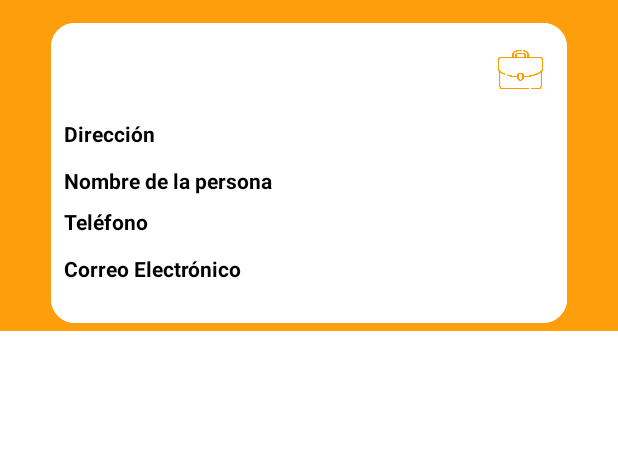
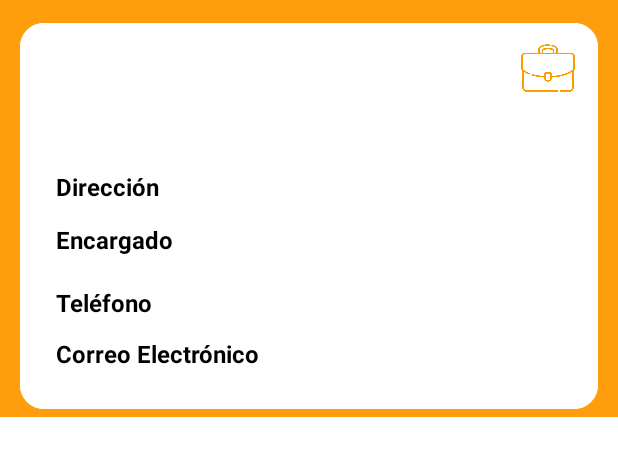
Before and after one commit to RodolfoCuevasJimenez/Buldify, an Android app: the layout item_servicio.xml on its own in the app's theme, with its tools: preview values and no code run, on a phone screen of 412 x 824 dp. Shown: the top 456 px of the screen. Run offline under Robolectric (Android 15) with nearby library versions, the phone set to English and light mode, and no system bars.

Commit message:
Pantallas Visualizacion_inc_eva_obs y busquedaServicio version final.

```diff
--- a/app/src/main/java/cr/una/buildify/servicios/ServiciosAdapter.kt
+++ b/app/src/main/java/cr/una/buildify/servicios/ServiciosAdapter.kt
@@ -28,9 +28,9 @@ class ServiciosAdapter(private val servicios: List<Servicio>) : RecyclerView.Ada
 
         fun bind(servicio: Servicio) {
             itemView.findViewById<TextView>(R.id.tvTituloServicio).text = servicio.titulo
-            itemView.findViewById<TextView>(R.id.tvDescripcion1).text = servicio.descripcion
-            itemView.findViewById<TextView>(R.id.tvFecha).text = servicio.direccion
-            itemView.findViewById<TextView>(R.id.tvEtapa).text = servicio.nombrePersona
+            itemView.findViewById<TextView>(R.id.tvDescripcion).text = servicio.descripcion
+            itemView.findViewById<TextView>(R.id.tvDireccion).text = servicio.direccion
+            itemView.findViewById<TextView>(R.id.tvEncargado).text = servicio.nombrePersona
             itemView.findViewById<TextView>(R.id.tvTelefono).text = servicio.telefono
             itemView.findViewById<TextView>(R.id.tvCorreo).text = servicio.correoElectronico
         }
--- a/app/src/main/java/cr/una/buildify/visualizacionInc_eva_obs/VisualizacionAdapter.kt
+++ b/app/src/main/java/cr/una/buildify/visualizacionInc_eva_obs/VisualizacionAdapter.kt
@@ -4,7 +4,6 @@ import android.content.ContentValues.TAG
 import android.util.Log
 import android.view.LayoutInflater
 import android.view.View
-import android.view.View.INVISIBLE
 import android.view.ViewGroup
 import android.widget.Button
 import android.widget.EditText
@@ -84,14 +83,14 @@ class VisualizacionAdapter(private val visualizacionList: MutableList<Visualizac
         val mltObservaciones = itemView.findViewById<EditText>(R.id.mltObservaciones)
 
         fun bind(visualizacion: Visualizacion) {
-            itemView.findViewById<TextView>(R.id.tvEtapa).text = visualizacion.etapa
+            itemView.findViewById<TextView>(R.id.tvEncargado).text = visualizacion.etapa
             itemView.findViewById<TextView>(R.id.tvDescripcionV).text = visualizacion.descripcion
             val timestamp: Timestamp? = visualizacion.fecha
             if (timestamp != null) {
                 val date: Date = timestamp.toDate()
                 val formatter = SimpleDateFormat("dd/MM/yyyy", Locale.getDefault())
                 val dateString = formatter.format(date)
-                itemView.findViewById<TextView>(R.id.tvFecha).text = dateString
+                itemView.findViewById<TextView>(R.id.tvDireccion).text = dateString
             }
 
 
--- a/app/src/main/res/layout/activity_buscar_servicios.xml
+++ b/app/src/main/res/layout/activity_buscar_servicios.xml
@@ -36,7 +36,7 @@
         android:outlineSpotShadowColor="#F69100"
         android:radius="30dp"
         android:shape="rectangle"
-        android:textAlignment="center"
+        android:textAlignment="textStart"
         android:textColor="@color/black"
         android:textColorHint="#7C7777"
         android:textSize="20sp"
--- a/app/src/main/res/layout/item_servicio.xml
+++ b/app/src/main/res/layout/item_servicio.xml
@@ -10,8 +10,8 @@
 
     <LinearLayout
         android:id="@+id/llServicios"
-        android:layout_width="344dp"
-        android:layout_height="200dp"
+        android:layout_width="385dp"
+        android:layout_height="257dp"
         android:layout_marginLeft="8dp"
         android:layout_marginTop="15dp"
         android:layout_marginRight="8dp"
@@ -35,126 +35,134 @@
                 android:layout_width="wrap_content"
                 android:layout_height="wrap_content"
                 android:textColor="@color/black"
+                android:textSize="16sp"
                 android:textStyle="bold"
                 app:layout_constraintBottom_toBottomOf="parent"
                 app:layout_constraintEnd_toEndOf="parent"
-                app:layout_constraintHorizontal_bias="0.112"
+                app:layout_constraintHorizontal_bias="0.072"
                 app:layout_constraintStart_toStartOf="parent"
                 app:layout_constraintTop_toTopOf="parent"
-                app:layout_constraintVertical_bias="0.088"
+                app:layout_constraintVertical_bias="0.11"
                 tools:ignore="TextSizeCheck" />
 
             <TextView
-                android:id="@+id/tvDescripcion1"
+                android:id="@+id/tvDescripcion"
                 android:layout_width="wrap_content"
                 android:layout_height="wrap_content"
                 android:layout_marginBottom="104dp"
                 android:textColor="@color/black"
+                android:textSize="16sp"
                 app:layout_constraintBottom_toBottomOf="parent"
                 app:layout_constraintEnd_toEndOf="@+id/tvTituloServicio"
                 app:layout_constraintHorizontal_bias="0.0"
                 app:layout_constraintStart_toStartOf="@+id/tvTituloServicio"
                 app:layout_constraintTop_toBottomOf="@+id/tvTituloServicio"
-                app:layout_constraintVertical_bias="0.093"
+                app:layout_constraintVertical_bias="0.112"
                 tools:ignore="TextSizeCheck" />
 
             <TextView
-                android:id="@+id/tvEtapa"
+                android:id="@+id/tvEncargado"
                 android:layout_width="wrap_content"
                 android:layout_height="wrap_content"
-                android:layout_marginStart="4dp"
+                android:layout_marginStart="8dp"
                 android:textColor="@color/black"
-                app:layout_constraintBottom_toBottomOf="@+id/tvEtapa1"
-                app:layout_constraintStart_toEndOf="@+id/tvEtapa1"
-                app:layout_constraintTop_toTopOf="@+id/tvEtapa1"
+                android:textSize="16sp"
+                app:layout_constraintBottom_toBottomOf="@+id/tvEncargado1"
+                app:layout_constraintStart_toEndOf="@+id/tvEncargado1"
+                app:layout_constraintTop_toTopOf="@+id/tvEncargado1"
                 app:layout_constraintVertical_bias="0.0"
                 tools:ignore="TextSizeCheck" />
 
             <TextView
-                android:id="@+id/tvDescripcionV1"
+                android:id="@+id/tvTelefono1"
                 android:layout_width="wrap_content"
                 android:layout_height="wrap_content"
-                android:layout_marginTop="8dp"
+                android:layout_marginTop="20dp"
                 android:text="@string/telefono"
                 android:textColor="@color/black"
+                android:textSize="16sp"
                 android:textStyle="bold"
-                app:layout_constraintEnd_toEndOf="@+id/tvEtapa1"
+                app:layout_constraintEnd_toEndOf="@+id/tvEncargado1"
                 app:layout_constraintHorizontal_bias="0.0"
-                app:layout_constraintStart_toStartOf="@+id/tvEtapa1"
-                app:layout_constraintTop_toBottomOf="@+id/tvEtapa1"
+                app:layout_constraintStart_toStartOf="@+id/tvEncargado1"
+                app:layout_constraintTop_toBottomOf="@+id/tvEncargado1"
                 tools:ignore="TextSizeCheck" />
 
             <TextView
-                android:id="@+id/tvEtapa1"
+                android:id="@+id/tvEncargado1"
                 android:layout_width="wrap_content"
                 android:layout_height="wrap_content"
                 android:layout_marginTop="12dp"
                 android:text="@string/nombrePersona"
                 android:textColor="@color/black"
+                android:textSize="16sp"
                 android:textStyle="bold"
                 app:layout_constraintBottom_toBottomOf="parent"
-                app:layout_constraintEnd_toEndOf="@+id/tvFecha1"
+                app:layout_constraintEnd_toEndOf="@+id/tvDireccion1"
                 app:layout_constraintHorizontal_bias="0.0"
-                app:layout_constraintStart_toStartOf="@+id/tvFecha1"
-                app:layout_constraintTop_toBottomOf="@+id/tvFecha1"
-                app:layout_constraintVertical_bias="0.0"
+                app:layout_constraintStart_toStartOf="@+id/tvDireccion1"
+                app:layout_constraintTop_toBottomOf="@+id/tvDireccion1"
+                app:layout_constraintVertical_bias="0.015"
                 tools:ignore="TextSizeCheck" />
 
             <TextView
-                android:id="@+id/tvFecha1"
+                android:id="@+id/tvDireccion1"
                 android:layout_width="wrap_content"
                 android:layout_height="wrap_content"
                 android:layout_marginBottom="72dp"
                 android:text="@string/direccion"
                 android:textColor="@color/black"
+                android:textSize="16sp"
                 android:textStyle="bold"
                 app:layout_constraintBottom_toBottomOf="parent"
-                app:layout_constraintEnd_toEndOf="@+id/tvDescripcion1"
-                app:layout_constraintHorizontal_bias="0.0"
-                app:layout_constraintStart_toStartOf="@+id/tvDescripcion1"
-                app:layout_constraintTop_toBottomOf="@+id/tvDescripcion1"
-                app:layout_constraintVertical_bias="0.107"
+                app:layout_constraintEnd_toEndOf="parent"
+                app:layout_constraintHorizontal_bias="0.075"
+                app:layout_constraintStart_toStartOf="parent"
+                app:layout_constraintTop_toBottomOf="@+id/tvDescripcion"
+                app:layout_constraintVertical_bias="0.226"
                 tools:ignore="TextSizeCheck" />
 
             <TextView
-                android:id="@+id/tvFecha"
+                android:id="@+id/tvDireccion"
                 android:layout_width="wrap_content"
                 android:layout_height="wrap_content"
                 android:layout_marginStart="8dp"
                 android:textColor="@color/black"
-                app:layout_constraintBottom_toBottomOf="@+id/tvFecha1"
+                app:layout_constraintBottom_toBottomOf="@+id/tvDireccion1"
                 app:layout_constraintEnd_toEndOf="parent"
                 app:layout_constraintHorizontal_bias="0.0"
-                app:layout_constraintStart_toEndOf="@+id/tvFecha1"
-                app:layout_constraintTop_toTopOf="@+id/tvFecha1"
+                app:layout_constraintStart_toEndOf="@+id/tvDireccion1"
+                app:layout_constraintTop_toTopOf="@+id/tvDireccion1"
                 app:layout_constraintVertical_bias="0.0"
                 tools:ignore="TextSizeCheck" />
 
             <TextView
-                android:id="@+id/tvObservaciones1"
+                android:id="@+id/tvCorreo1"
                 android:layout_width="wrap_content"
                 android:layout_height="wrap_content"
                 android:layout_marginTop="12dp"
                 android:text="@string/correo"
                 android:textColor="@color/black"
+                android:textSize="16sp"
                 android:textStyle="bold"
-                app:layout_constraintEnd_toEndOf="@+id/tvDescripcionV1"
+                app:layout_constraintEnd_toEndOf="@+id/tvTelefono1"
                 app:layout_constraintHorizontal_bias="0.0"
-                app:layout_constraintStart_toStartOf="@+id/tvDescripcionV1"
-                app:layout_constraintTop_toBottomOf="@+id/tvDescripcionV1"
+                app:layout_constraintStart_toStartOf="@+id/tvTelefono1"
+                app:layout_constraintTop_toBottomOf="@+id/tvTelefono1"
                 tools:ignore="TextSizeCheck" />
 
             <TextView
                 android:id="@+id/tvCorreo"
-                android:layout_width="wrap_content"
-                android:layout_height="wrap_content"
+                android:layout_width="218dp"
+                android:layout_height="34dp"
                 android:layout_marginStart="4dp"
                 android:textColor="@color/black"
-                app:layout_constraintBottom_toBottomOf="@+id/tvObservaciones1"
+                android:textSize="16sp"
+                app:layout_constraintBottom_toBottomOf="@+id/tvCorreo1"
                 app:layout_constraintEnd_toEndOf="parent"
-                app:layout_constraintHorizontal_bias="0.07"
-                app:layout_constraintStart_toEndOf="@+id/tvObservaciones1"
-                app:layout_constraintTop_toTopOf="@+id/tvObservaciones1"
+                app:layout_constraintHorizontal_bias="0.318"
+                app:layout_constraintStart_toEndOf="@+id/tvCorreo1"
+                app:layout_constraintTop_toTopOf="@+id/tvCorreo1"
                 app:layout_constraintVertical_bias="0.0"
                 tools:ignore="TextSizeCheck" />
 
@@ -163,24 +171,25 @@
                 android:layout_width="wrap_content"
                 android:layout_height="wrap_content"
                 android:textColor="@color/black"
-                app:layout_constraintBottom_toBottomOf="@+id/tvDescripcionV1"
+                android:textSize="16sp"
+                app:layout_constraintBottom_toBottomOf="@+id/tvTelefono1"
                 app:layout_constraintEnd_toEndOf="parent"
                 app:layout_constraintHorizontal_bias="0.025"
-                app:layout_constraintStart_toEndOf="@+id/tvDescripcionV1"
-                app:layout_constraintTop_toTopOf="@+id/tvDescripcionV1"
+                app:layout_constraintStart_toEndOf="@+id/tvTelefono1"
+                app:layout_constraintTop_toTopOf="@+id/tvTelefono1"
                 tools:ignore="TextSizeCheck" />
 
             <ImageView
                 android:id="@+id/ivServicios"
-                android:layout_width="30dp"
-                android:layout_height="30dp"
+                android:layout_width="36dp"
+                android:layout_height="37dp"
                 android:contentDescription="icono"
                 app:layout_constraintBottom_toBottomOf="parent"
                 app:layout_constraintEnd_toEndOf="parent"
-                app:layout_constraintHorizontal_bias="0.949"
+                app:layout_constraintHorizontal_bias="0.957"
                 app:layout_constraintStart_toStartOf="parent"
                 app:layout_constraintTop_toTopOf="parent"
-                app:layout_constraintVertical_bias="0.094"
+                app:layout_constraintVertical_bias="0.052"
                 app:srcCompat="@drawable/maleta"
                 tools:ignore="HardcodedText,ImageContrastCheck" />
 
--- a/app/src/main/res/values/strings.xml
+++ b/app/src/main/res/values/strings.xml
@@ -4,9 +4,9 @@
     <string name="buscador">Buscador de Servicios Independientes</string>
     <string name="buscar">Buscar servicio independiente: </string>
     <string name="btnBuscar">Buscar</string>
-    <string name="hintBusqueda">Esriba aquí su búsqueda</string>
+    <string name="hintBusqueda">Escriba aquí su búsqueda</string>
     <string name="direccion">Dirección</string>
-    <string name="nombrePersona">Nombre de la persona</string>
+    <string name="nombrePersona">Encargado</string>
     <string name="telefono">Teléfono</string>
     <string name="correo">Correo Electrónico</string>
     <string name="fecha">Fecha</string>
```
Also changed, not shown: app/src/main/AndroidManifest.xml (+4 -4 lines), app/src/main/res/layout/item_inc_eva_obs.xml (+40 -40 lines).
